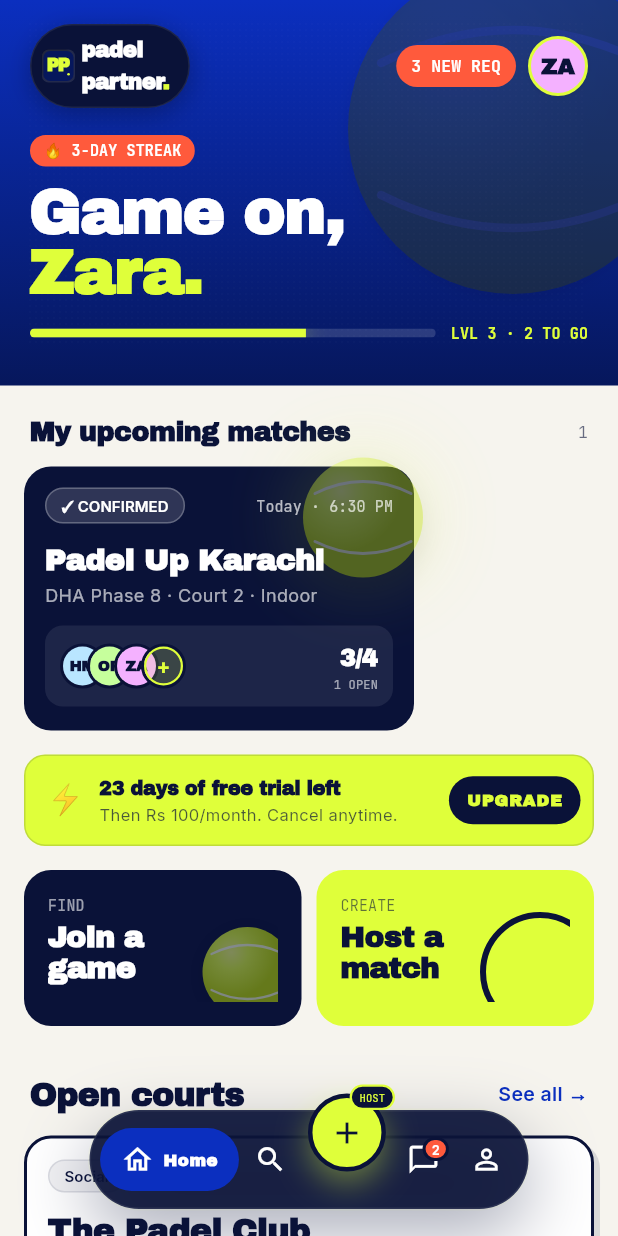
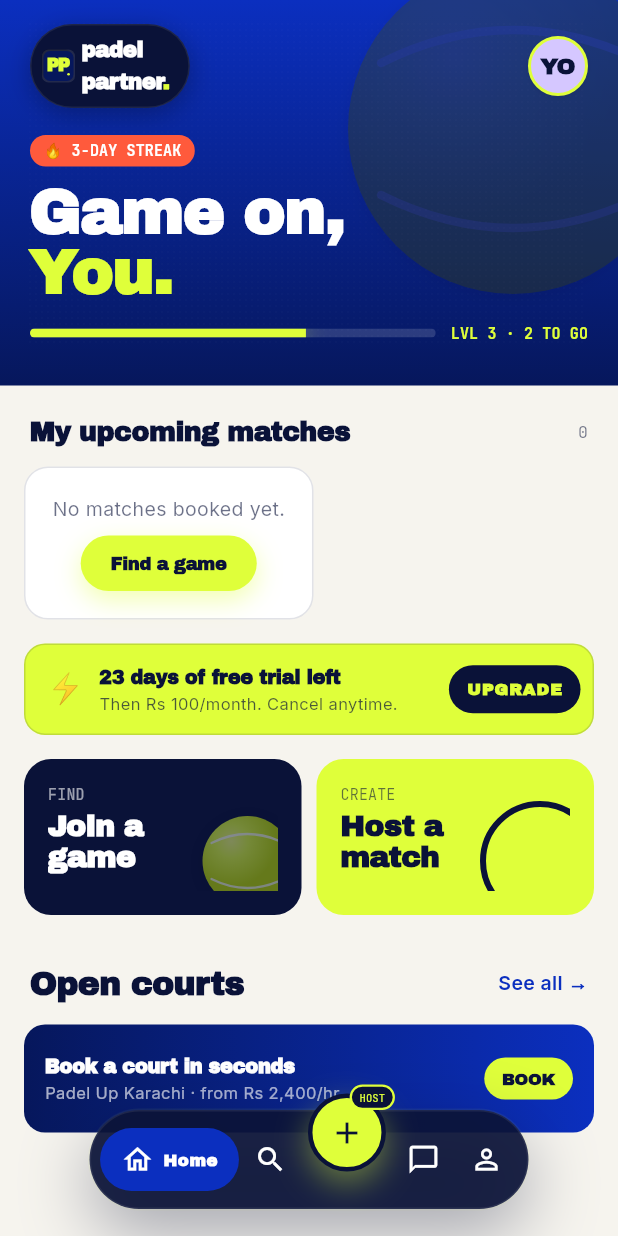
Before and after one commit to jointtpk/padel-partner, a Flutter app: the HomeScreen screen opened by its route, on a phone screen of 412 x 824 dp. Run offline on Flutter 3.47's test engine with Material 3 defaults, Android fonts, the phone set to English and light mode, and no system bars; our stand-ins replace get, google_fonts, google_maps_flutter, image_picker, pinput.

Commit message:
Drop all dummy seed data and use signed-up user everywhere
- mock_data.dart: kPlayers, kGames, and all kInitial* lists are now
  empty. The app starts truly empty — no Zara, Hassan, Ayesha, etc.
  No fake bookings, friends, requests, or chats.
- kMe is now a mutable top-level Player that defaults to a 'You /
  @you' placeholder before sign-up, and gets overwritten by
  AppController.updateCurrentUser when the user finishes the
  sign-up flow or saves an edit. AppController.currentUser writes
  to kMe on every update so the two stay in sync.
- Home screen: 'Zara.' and the static AvatarWidget(player: kMe)
  in the header are now Obx-wrapped reads of currentUser, so the
  greeting updates the moment the user finishes sign-up or edits
  their profile.

```diff
--- a/lib/app/controllers/app_controller.dart
+++ b/lib/app/controllers/app_controller.dart
@@ -8,7 +8,7 @@ import '../../core/mock_data.dart';
 class AppController extends GetxController {
   static AppController get to => Get.find();
 
-  final currentUser  = Rx<Player>(kPlayers[0]);
+  final currentUser  = Rx<Player>(kMe);
   final bookings     = <Booking>[].obs;
   final friends      = <FriendEntry>[].obs;
   final requests     = <String, List<JoinRequest>>{}.obs;
@@ -30,7 +30,7 @@ class AppController extends GetxController {
   }) {
     final cur = currentUser.value;
     final newName = name ?? cur.name;
-    currentUser.value = cur.copyWith(
+    final next = cur.copyWith(
       name: newName,
       handle: handle ?? cur.handle,
       email: email ?? cur.email,
@@ -42,6 +42,8 @@ class AppController extends GetxController {
       tags: tags ?? cur.tags,
       initials: _initialsOf(newName),
     );
+    currentUser.value = next;
+    kMe = next; // keep top-level kMe in sync for legacy non-reactive reads
   }
 
   static String _initialsOf(String name) {
--- a/lib/core/mock_data.dart
+++ b/lib/core/mock_data.dart
@@ -5,14 +5,9 @@ import 'models/booking.dart';
 import 'models/friend.dart';
 
 // ─── Players ─────────────────────────────────────────────────────────────────
-const kPlayers = <Player>[
-  Player(id: 'u1', name: 'Zara A.',    handle: '@zaraplays',  level: 3.8, tier: 'pro',     badge: 'Pro',     avatarColor: Color(0xFFF4B1FF), initials: 'ZA', city: 'Clifton',     wins: 47, games: 112, age: 27, gender: 'F'),
-  Player(id: 'u2', name: 'Hassan M.',  handle: '@hasspadel', level: 4.6, tier: 'elite',   badge: 'Elite',   avatarColor: Color(0xFFB9E6FF), initials: 'HM', city: 'DHA Phase 6', wins: 63, games: 98,  age: 31, gender: 'M'),
-  Player(id: 'u3', name: 'Ayesha K.',  handle: '@ayekay',    level: 3.2, tier: 'regular', badge: 'Regular', avatarColor: Color(0xFFFFD56B), initials: 'AK', city: 'Bahria Town', wins: 28, games: 80,  age: 24, gender: 'F'),
-  Player(id: 'u4', name: 'Omar R.',    handle: '@omarr',     level: 4.1, tier: 'pro',     badge: 'Pro',     avatarColor: Color(0xFFC6FF9C), initials: 'OR', city: 'DHA Phase 8', wins: 54, games: 91,  age: 34, gender: 'M'),
-  Player(id: 'u5', name: 'Sara I.',    handle: '@saraislam', level: 2.0, tier: 'amateur', badge: 'Amateur', avatarColor: Color(0xFFFFC0B5), initials: 'SI', city: 'PECHS',       wins: 11, games: 38,  age: 22, gender: 'F'),
-  Player(id: 'u6', name: 'Bilal J.',   handle: '@bilalj',    level: 1.2, tier: 'rookie',  badge: 'Rookie',  avatarColor: Color(0xFFD5C7FF), initials: 'BJ', city: 'Clifton',     wins: 4,  games: 16,  age: 19, gender: 'M'),
-];
+// Real users will be added once backend integration ships.
+// kPlayers is intentionally empty so the app shows live data only.
+const kPlayers = <Player>[];
 
 Player? playerById(String id) {
   try {
@@ -22,58 +17,37 @@ Player? playerById(String id) {
   }
 }
 
-// ignore: prefer_const_declarations
-final kMe = kPlayers[0]; // current user = u1 (Zara A.)
+// Default placeholder used until the user finishes sign-up.
+const _kDefaultUser = Player(
+  id: 'me',
+  name: 'You',
+  handle: '@you',
+  level: 1.0,
+  tier: 'rookie',
+  badge: 'Rookie',
+  avatarColor: Color(0xFFD5C7FF),
+  initials: 'YO',
+  city: '',
+  wins: 0,
+  games: 0,
+  age: 0,
+  gender: 'M',
+);
+
+// Mutable: AppController.updateCurrentUser keeps this in sync so legacy
+// (non-reactive) reads of kMe still see the latest profile.
+Player kMe = _kDefaultUser;
 
 // ─── Games ───────────────────────────────────────────────────────────────────
-const kGames = <Game>[
-  Game(id: 'g1', club: 'Padel Up Karachi',   area: 'DHA Phase 8',    when: 'Today', time: '6:30 PM',  duration: '90 min',  level: 'Pro',     levelKey: 'pro',     price: 1200, spots: 1, total: 4, hostId: 'u2', playerIds: ['u2','u4','u1'], vibe: 'Competitive',        court: 'Court 2 · Indoor',   weather: 'Indoor',      hot: true),
-  Game(id: 'g2', club: 'The Padel Club',      area: 'Clifton',        when: 'Today', time: '9:00 PM',  duration: '60 min',  level: 'Regular', levelKey: 'regular', price: 900,  spots: 2, total: 4, hostId: 'u1', playerIds: ['u1','u6'],       vibe: 'Social',             court: 'Court 1 · Outdoor',  weather: '28°C · Clear',hot: false),
-  Game(id: 'g3', club: 'Bahria Padel Arena',  area: 'Bahria Town',    when: 'Tmrw',  time: '7:00 AM',  duration: '90 min',  level: 'Regular', levelKey: 'regular', price: 800,  spots: 1, total: 4, hostId: 'u3', playerIds: ['u3','u5','u6'],  vibe: 'Practice',           court: 'Court 4 · Outdoor',  weather: '24°C · Cloudy', hot: false),
-  Game(id: 'g4', club: 'Smash Padel',         area: 'DHA Phase 6',    when: 'Sat',   time: '5:00 PM',  duration: '90 min',  level: 'Elite',   levelKey: 'elite',   price: 1400, spots: 3, total: 4, hostId: 'u4', playerIds: ['u4'],             vibe: 'Competitive',        court: 'Court 1 · Indoor',   weather: 'Indoor',      hot: true),
-  Game(id: 'g5', club: 'Padel Up Karachi',    area: 'DHA Phase 8',    when: 'Sun',   time: '11:00 AM', duration: '60 min',  level: 'Rookie+', levelKey: 'rookie',  price: 700,  spots: 2, total: 4, hostId: 'u5', playerIds: ['u5','u1'],        vibe: 'Beginner-friendly',  court: 'Court 3 · Indoor',   weather: 'Indoor',      hot: false),
-];
+// Real games will appear once users host them — no seed games.
+const kGames = <Game>[];
 
 // ─── Initial store state ──────────────────────────────────────────────────────
-final kInitialBookings = <Booking>[
-  const Booking(gameId: 'g1', status: 'confirmed'),
-];
-
-final kInitialFriends = <FriendEntry>[
-  const FriendEntry(userId: 'u2', status: 'friends'),
-  const FriendEntry(userId: 'u4', status: 'friends'),
-  const FriendEntry(userId: 'u3', status: 'pending_in'),
-  const FriendEntry(userId: 'u6', status: 'pending_out'),
-];
-
-final kInitialRequests = <String, List<JoinRequest>>{
-  'g4': [
-    const JoinRequest(userId: 'u3', when: '2h ago', note: 'Keen, 4.0 level, can bring balls'),
-    const JoinRequest(userId: 'u6', when: '30m ago', note: 'Down for Saturday!'),
-  ],
-  'g2': [
-    const JoinRequest(userId: 'u5', when: '45m ago', note: 'First time — promise I can rally'),
-  ],
-};
-
-final kInitialGameChats = <String, List<ChatMessage>>{
-  'g1': [
-    const ChatMessage(from: 'u2', text: 'yo team — bringing two extra paddles if anyone needs 🎾', t: '7:14 PM'),
-    const ChatMessage(from: 'me', text: 'perfect, mine is cracked lol', t: '7:16 PM'),
-    const ChatMessage(from: 'u4', text: 'parking is painful at padel up btw, come 15 min early', t: '7:18 PM'),
-  ],
-};
-
-final kInitialFriendChats = <String, List<ChatMessage>>{
-  'u2': [
-    const ChatMessage(from: 'u2', text: 'bro that volley yesterday 🔥', t: 'Yesterday'),
-    const ChatMessage(from: 'me', text: 'haha lucky swing', t: 'Yesterday'),
-  ],
-  'u4': [
-    const ChatMessage(from: 'me', text: 'sunday 5pm still on?', t: '2d'),
-    const ChatMessage(from: 'u4', text: '100% booked court 3', t: '2d'),
-  ],
-};
+const kInitialBookings    = <Booking>[];
+const kInitialFriends     = <FriendEntry>[];
+const kInitialRequests    = <String, List<JoinRequest>>{};
+const kInitialGameChats   = <String, List<ChatMessage>>{};
+const kInitialFriendChats = <String, List<ChatMessage>>{};
 
 // Pakistan cities + areas
 const kPkCities = [
--- a/lib/screens/home/home_screen.dart
+++ b/lib/screens/home/home_screen.dart
@@ -149,7 +149,7 @@ class _HeroHeader extends StatelessWidget {
                   }),
                   GestureDetector(
                     onTap: () => Get.toNamed(Routes.profile),
-                    child: AvatarWidget(player: kMe, size: 40, ring: true),
+                    child: Obx(() => AvatarWidget(player: store.currentUser.value, size: 40, ring: true)),
                   ),
                 ],
               ),
@@ -172,10 +172,13 @@ class _HeroHeader extends StatelessWidget {
                 'Game on,',
                 style: AppFonts.display(42, color: Colors.white, height: 0.95, letterSpacing: -0.84),
               ),
-              Text(
-                'Zara.',
-                style: AppFonts.display(42, color: AppColors.ball, height: 0.95, letterSpacing: -0.84),
-              ),
+              Obx(() {
+                final firstName = store.currentUser.value.name.trim().split(' ').first;
+                return Text(
+                  '$firstName.',
+                  style: AppFonts.display(42, color: AppColors.ball, height: 0.95, letterSpacing: -0.84),
+                );
+              }),
               const SizedBox(height: 14),
               // XP bar
               Row(
```
